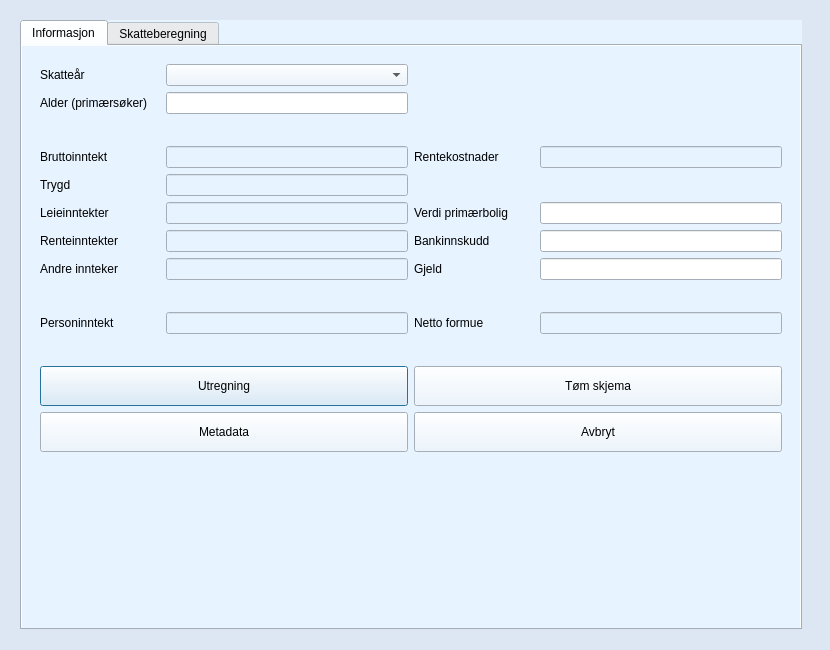
Before: the Qt Designer form source/ui/views/forms/tax_form.ui in seemir/stressa, drawn with Qt 5.
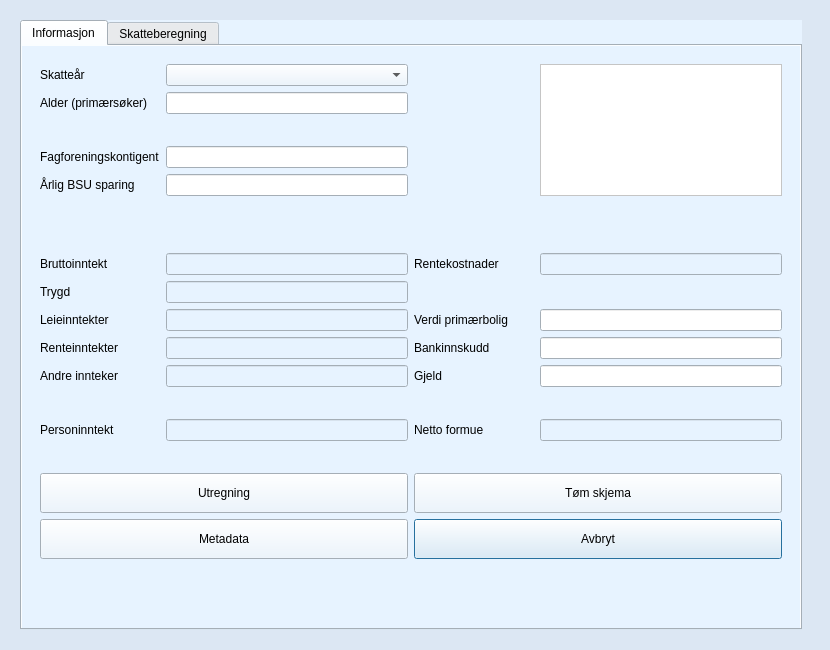
After: the same form once the commit is applied. Icons and pictures are not drawn.

Commit message: Logo added to calculators for references

Patch:
```diff
--- a/source/ui/views/forms/tax_form.ui
+++ b/source/ui/views/forms/tax_form.ui
@@ -898,7 +898,7 @@
         <x>0</x>
         <y>0</y>
         <width>783</width>
-        <height>486</height>
+        <height>546</height>
        </rect>
       </property>
       <property name="palette">
@@ -2590,153 +2590,6 @@
               <enum>QFrame::Raised</enum>
              </property>
              <layout class="QGridLayout" name="gridLayout_3">
-              <item row="6" column="2">
-               <widget class="QLabel" name="label_interest_cost">
-                <property name="text">
-                 <string>Rentekostnader</string>
-                </property>
-               </widget>
-              </item>
-              <item row="4" column="1">
-               <widget class="QLineEdit" name="line_edit_alder">
-                <property name="minimumSize">
-                 <size>
-                  <width>230</width>
-                  <height>20</height>
-                 </size>
-                </property>
-                <property name="clearButtonEnabled">
-                 <bool>true</bool>
-                </property>
-               </widget>
-              </item>
-              <item row="6" column="3">
-               <widget class="QLineEdit" name="line_edit_rentekostnader_total">
-                <property name="enabled">
-                 <bool>false</bool>
-                </property>
-               </widget>
-              </item>
-              <item row="10" column="3">
-               <widget class="QLineEdit" name="line_edit_gjeld">
-                <property name="clearButtonEnabled">
-                 <bool>true</bool>
-                </property>
-               </widget>
-              </item>
-              <item row="9" column="3">
-               <widget class="QLineEdit" name="line_edit_bankinnskudd">
-                <property name="clearButtonEnabled">
-                 <bool>true</bool>
-                </property>
-               </widget>
-              </item>
-              <item row="10" column="2">
-               <widget class="QLabel" name="label_debt">
-                <property name="text">
-                 <string>Gjeld</string>
-                </property>
-               </widget>
-              </item>
-              <item row="16" column="0" colspan="2">
-               <widget class="QPushButton" name="push_button_utregning">
-                <property name="minimumSize">
-                 <size>
-                  <width>0</width>
-                  <height>40</height>
-                 </size>
-                </property>
-                <property name="text">
-                 <string>Utregning</string>
-                </property>
-                <property name="icon">
-                 <iconset resource="../../images/img.qrc">
-                  <normaloff>:/img/show.svg</normaloff>:/img/show.svg</iconset>
-                </property>
-               </widget>
-              </item>
-              <item row="17" column="2" colspan="2">
-               <widget class="QPushButton" name="push_button_avbryt">
-                <property name="minimumSize">
-                 <size>
-                  <width>0</width>
-                  <height>40</height>
-                 </size>
-                </property>
-                <property name="text">
-                 <string>Avbryt</string>
-                </property>
-                <property name="icon">
-                 <iconset resource="../../images/img.qrc">
-                  <normaloff>:/img/cancel.svg</normaloff>:/img/cancel.svg</iconset>
-                </property>
-               </widget>
-              </item>
-              <item row="10" column="1">
-               <widget class="QLineEdit" name="line_edit_andre_inntekter_total">
-                <property name="enabled">
-                 <bool>false</bool>
-                </property>
-               </widget>
-              </item>
-              <item row="17" column="0" colspan="2">
-               <widget class="QPushButton" name="push_button_meta_data">
-                <property name="minimumSize">
-                 <size>
-                  <width>0</width>
-                  <height>40</height>
-                 </size>
-                </property>
-                <property name="text">
-                 <string>Metadata</string>
-                </property>
-                <property name="icon">
-                 <iconset resource="../../images/img.qrc">
-                  <normaloff>:/img/meta.svg</normaloff>:/img/meta.svg</iconset>
-                </property>
-               </widget>
-              </item>
-              <item row="10" column="0">
-               <widget class="QLabel" name="label_other_income">
-                <property name="text">
-                 <string>Andre innteker</string>
-                </property>
-               </widget>
-              </item>
-              <item row="16" column="2" colspan="2">
-               <widget class="QPushButton" name="push_button_tom_skjema">
-                <property name="minimumSize">
-                 <size>
-                  <width>0</width>
-                  <height>40</height>
-                 </size>
-                </property>
-                <property name="text">
-                 <string>Tøm skjema</string>
-                </property>
-                <property name="icon">
-                 <iconset resource="../../images/img.qrc">
-                  <normaloff>:/img/erase.svg</normaloff>:/img/erase.svg</iconset>
-                </property>
-               </widget>
-              </item>
-              <item row="0" column="1">
-               <widget class="QComboBox" name="combo_box_tax_year"/>
-              </item>
-              <item row="7" column="1">
-               <widget class="QLineEdit" name="line_edit_trygde_inntekt_total">
-                <property name="enabled">
-                 <bool>false</bool>
-                </property>
-               </widget>
-              </item>
-              <item row="8" column="1">
-               <widget class="QLineEdit" name="line_edit_leieinntekt_total">
-                <property name="enabled">
-                 <bool>false</bool>
-                </property>
-               </widget>
-              </item>
               <item row="7" column="0">
                <widget class="QLabel" name="label_trydg">
                 <property name="text">
@@ -2744,24 +2597,20 @@
                 </property>
                </widget>
               </item>
-              <item row="8" column="0">
-               <widget class="QLabel" name="label_rent_income">
-                <property name="text">
-                 <string>Leieinntekter</string>
-                </property>
-               </widget>
-              </item>
-              <item row="6" column="1">
-               <widget class="QLineEdit" name="line_edit_brutto_inntekt_total">
+              <item row="7" column="1">
+               <widget class="QLineEdit" name="line_edit_trygde_inntekt_total">
                 <property name="enabled">
                  <bool>false</bool>
                 </property>
                </widget>
               </item>
-              <item row="9" column="1">
-               <widget class="QLineEdit" name="line_edit_renteinntekter_total">
-                <property name="enabled">
-                 <bool>false</bool>
+              <item row="20" column="0" colspan="4">
+               <widget class="QFrame" name="frame_whitespace_1">
+                <property name="frameShape">
+                 <enum>QFrame::NoFrame</enum>
+                </property>
+                <property name="frameShadow">
+                 <enum>QFrame::Raised</enum>
                 </property>
                </widget>
               </item>
@@ -2778,30 +2627,13 @@
                 </property>
                </widget>
               </item>
-              <item row="18" column="0" colspan="4">
-               <widget class="QFrame" name="frame_whitespace_1">
-                <property name="frameShape">
-                 <enum>QFrame::NoFrame</enum>
-                </property>
-                <property name="frameShadow">
-                 <enum>QFrame::Raised</enum>
-                </property>
-               </widget>
-              </item>
-              <item row="4" column="0">
+              <item row="1" column="0">
                <widget class="QLabel" name="label_age">
                 <property name="text">
                  <string>Alder (primærsøker)</string>
                 </property>
                </widget>
               </item>
-              <item row="9" column="0">
-               <widget class="QLabel" name="label_interest_income">
-                <property name="text">
-                 <string>Renteinntekter</string>
-                </property>
-               </widget>
-              </item>
               <item row="6" column="0">
                <widget class="QLabel" name="label_income">
                 <property name="text">
@@ -2809,8 +2641,77 @@
                 </property>
                </widget>
               </item>
-              <item row="8" column="3">
-               <widget class="QLineEdit" name="line_edit_verdi_primarbolig">
+              <item row="6" column="1">
+               <widget class="QLineEdit" name="line_edit_brutto_inntekt_total">
+                <property name="enabled">
+                 <bool>false</bool>
+                </property>
+               </widget>
+              </item>
+              <item row="8" column="1">
+               <widget class="QLineEdit" name="line_edit_leieinntekt_total">
+                <property name="enabled">
+                 <bool>false</bool>
+                </property>
+               </widget>
+              </item>
+              <item row="11" column="0">
+               <widget class="QLabel" name="label_other_income">
+                <property name="text">
+                 <string>Andre innteker</string>
+                </property>
+               </widget>
+              </item>
+              <item row="19" column="2" colspan="2">
+               <widget class="QPushButton" name="push_button_avbryt">
+                <property name="minimumSize">
+                 <size>
+                  <width>0</width>
+                  <height>40</height>
+                 </size>
+                </property>
+                <property name="text">
+                 <string>Avbryt</string>
+                </property>
+                <property name="icon">
+                 <iconset resource="../../images/img.qrc">
+                  <normaloff>:/img/cancel.svg</normaloff>:/img/cancel.svg</iconset>
+                </property>
+               </widget>
+              </item>
+              <item row="18" column="0" colspan="2">
+               <widget class="QPushButton" name="push_button_utregning">
+                <property name="minimumSize">
+                 <size>
+                  <width>0</width>
+                  <height>40</height>
+                 </size>
+                </property>
+                <property name="text">
+                 <string>Utregning</string>
+                </property>
+                <property name="icon">
+                 <iconset resource="../../images/img.qrc">
+                  <normaloff>:/img/show.svg</normaloff>:/img/show.svg</iconset>
+                </property>
+               </widget>
+              </item>
+              <item row="6" column="3">
+               <widget class="QLineEdit" name="line_edit_rentekostnader_total">
+                <property name="enabled">
+                 <bool>false</bool>
+                </property>
+               </widget>
+              </item>
+              <item row="6" column="2">
+               <widget class="QLabel" name="label_interest_cost">
+                <property name="text">
+                 <string>Rentekostnader</string>
+                </property>
+               </widget>
+              </item>
+              <item row="1" column="1">
+               <widget class="QLineEdit" name="line_edit_alder">
                 <property name="minimumSize">
                  <size>
                   <width>230</width>
@@ -2822,74 +2723,72 @@
                 </property>
                </widget>
               </item>
-              <item row="9" column="2">
-               <widget class="QLabel" name="label_bank_deposit">
+              <item row="18" column="2" colspan="2">
+               <widget class="QPushButton" name="push_button_tom_skjema">
+                <property name="minimumSize">
+                 <size>
+                  <width>0</width>
+                  <height>40</height>
+                 </size>
+                </property>
                 <property name="text">
-                 <string>Bankinnskudd</string>
+                 <string>Tøm skjema</string>
                 </property>
+                <property name="icon">
+                 <iconset resource="../../images/img.qrc">
+                  <normaloff>:/img/erase.svg</normaloff>:/img/erase.svg</iconset>
+                </property>
                </widget>
               </item>
-              <item row="8" column="2">
-               <widget class="QLabel" name="label_value_of_real_estate">
+              <item row="0" column="1">
+               <widget class="QComboBox" name="combo_box_tax_year"/>
+              </item>
+              <item row="19" column="0" colspan="2">
+               <widget class="QPushButton" name="push_button_meta_data">
                 <property name="minimumSize">
                  <size>
-                  <width>120</width>
-                  <height>0</height>
+                  <width>0</width>
+                  <height>40</height>
                  </size>
                 </property>
                 <property name="text">
-                 <string>Verdi primærbolig</string>
+                 <string>Metadata</string>
                 </property>
+                <property name="icon">
+                 <iconset resource="../../images/img.qrc">
+                  <normaloff>:/img/meta.svg</normaloff>:/img/meta.svg</iconset>
+                </property>
                </widget>
               </item>
-              <item row="13" column="0">
+              <item row="15" column="0">
                <widget class="QLabel" name="label_personinntekt_total">
                 <property name="text">
                  <string>Personinntekt</string>
                 </property>
                </widget>
               </item>
-              <item row="13" column="1">
+              <item row="15" column="1">
                <widget class="QLineEdit" name="line_edit_personinntekt_total">
                 <property name="enabled">
                  <bool>false</bool>
                 </property>
                </widget>
               </item>
-              <item row="13" column="2">
+              <item row="15" column="3">
+               <widget class="QLineEdit" name="line_edit_netto_formue">
+                <property name="enabled">
+                 <bool>false</bool>
+                </property>
+               </widget>
+              </item>
+              <item row="15" column="2">
                <widget class="QLabel" name="label_total_formue">
                 <property name="text">
                  <string>Netto formue</string>
                 </property>
                </widget>
               </item>
-              <item row="13" column="3">
-               <widget class="QLineEdit" name="line_edit_netto_formue">
-                <property name="enabled">
-                 <bool>false</bool>
-                </property>
-               </widget>
-              </item>
-              <item row="5" column="0" colspan="4">
-               <widget class="QLabel" name="label_whitespace_1">
-                <property name="sizePolicy">
-                 <sizepolicy hsizetype="Preferred" vsizetype="Fixed">
-                  <horstretch>0</horstretch>
-                  <verstretch>0</verstretch>
-                 </sizepolicy>
-                </property>
-                <property name="maximumSize">
-                 <size>
-                  <width>16777215</width>
-                  <height>20</height>
-                 </size>
-                </property>
-                <property name="text">
-                 <string/>
-                </property>
-               </widget>
-              </item>
-              <item row="12" column="0" colspan="4">
+              <item row="14" column="0" colspan="4">
                <widget class="QLabel" name="label_whitespace_2">
                 <property name="sizePolicy">
                  <sizepolicy hsizetype="Preferred" vsizetype="Fixed">
@@ -2900,7 +2799,7 @@
                 <property name="minimumSize">
                  <size>
                   <width>0</width>
-                  <height>0</height>
+                  <height>20</height>
                  </size>
                 </property>
                 <property name="maximumSize">
@@ -2914,7 +2813,7 @@
                 </property>
                </widget>
               </item>
-              <item row="15" column="0" colspan="4">
+              <item row="17" column="0" colspan="4">
                <widget class="QLabel" name="label_whitespace_3">
                 <property name="sizePolicy">
                  <sizepolicy hsizetype="Preferred" vsizetype="Fixed">
@@ -2939,6 +2838,589 @@
                 </property>
                </widget>
               </item>
+              <item row="5" column="0" colspan="4">
+               <widget class="QLabel" name="label_whitespace_6">
+                <property name="minimumSize">
+                 <size>
+                  <width>0</width>
+                  <height>20</height>
+                 </size>
+                </property>
+                <property name="text">
+                 <string/>
+                </property>
+               </widget>
+              </item>
+              <item row="2" column="0" colspan="3">
+               <widget class="QLabel" name="label_whitespace_1">
+                <property name="sizePolicy">
+                 <sizepolicy hsizetype="Preferred" vsizetype="Fixed">
+                  <horstretch>0</horstretch>
+                  <verstretch>0</verstretch>
+                 </sizepolicy>
+                </property>
+                <property name="maximumSize">
+                 <size>
+                  <width>16777215</width>
+                  <height>20</height>
+                 </size>
+                </property>
+                <property name="text">
+                 <string/>
+                </property>
+               </widget>
+              </item>
+              <item row="3" column="0">
+               <widget class="QLabel" name="label_fagforeningskontigent">
+                <property name="text">
+                 <string>Fagforeningskontigent</string>
+                </property>
+               </widget>
+              </item>
+              <item row="4" column="0">
+               <widget class="QLabel" name="label">
+                <property name="text">
+                 <string>Årlig BSU sparing</string>
+                </property>
+               </widget>
+              </item>
+              <item row="3" column="1">
+               <widget class="QLineEdit" name="line_edit_fagforeningskontigent"/>
+              </item>
+              <item row="11" column="2">
+               <widget class="QLabel" name="label_debt">
+                <property name="text">
+                 <string>Gjeld</string>
+                </property>
+               </widget>
+              </item>
+              <item row="4" column="1">
+               <widget class="QLineEdit" name="line_edit_bsu"/>
+              </item>
+              <item row="8" column="2">
+               <widget class="QLabel" name="label_value_of_real_estate">
+                <property name="minimumSize">
+                 <size>
+                  <width>120</width>
+                  <height>0</height>
+                 </size>
+                </property>
+                <property name="text">
+                 <string>Verdi primærbolig</string>
+                </property>
+               </widget>
+              </item>
+              <item row="10" column="2">
+               <widget class="QLabel" name="label_bank_deposit">
+                <property name="text">
+                 <string>Bankinnskudd</string>
+                </property>
+               </widget>
+              </item>
+              <item row="11" column="3">
+               <widget class="QLineEdit" name="line_edit_gjeld">
+                <property name="clearButtonEnabled">
+                 <bool>true</bool>
+                </property>
+               </widget>
+              </item>
+              <item row="10" column="3">
+               <widget class="QLineEdit" name="line_edit_bankinnskudd">
+                <property name="clearButtonEnabled">
+                 <bool>true</bool>
+                </property>
+               </widget>
+              </item>
+              <item row="8" column="3">
+               <widget class="QLineEdit" name="line_edit_verdi_primarbolig">
+                <property name="minimumSize">
+                 <size>
+                  <width>230</width>
+                  <height>20</height>
+                 </size>
+                </property>
+                <property name="clearButtonEnabled">
+                 <bool>true</bool>
+                </property>
+               </widget>
+              </item>
+              <item row="11" column="1">
+               <widget class="QLineEdit" name="line_edit_andre_inntekter_total">
+                <property name="enabled">
+                 <bool>false</bool>
+                </property>
+               </widget>
+              </item>
+              <item row="10" column="1">
+               <widget class="QLineEdit" name="line_edit_renteinntekter_total">
+                <property name="enabled">
+                 <bool>false</bool>
+                </property>
+               </widget>
+              </item>
+              <item row="8" column="0">
+               <widget class="QLabel" name="label_rent_income">
+                <property name="text">
+                 <string>Leieinntekter</string>
+                </property>
+               </widget>
+              </item>
+              <item row="10" column="0">
+               <widget class="QLabel" name="label_interest_income">
+                <property name="text">
+                 <string>Renteinntekter</string>
+                </property>
+               </widget>
+              </item>
+              <item row="0" column="3" rowspan="5">
+               <widget class="QFrame" name="frame_logo">
+                <property name="palette">
+                 <palette>
+                  <active>
+                   <colorrole role="WindowText">
+                    <brush brushstyle="SolidPattern">
+                     <color alpha="255">
+                      <red>0</red>
+                      <green>0</green>
+                      <blue>0</blue>
+                     </color>
+                    </brush>
+                   </colorrole>
+                   <colorrole role="Button">
+                    <brush brushstyle="SolidPattern">
+                     <color alpha="255">
+                      <red>255</red>
+                      <green>255</green>
+                      <blue>255</blue>
+                     </color>
+                    </brush>
+                   </colorrole>
+                   <colorrole role="Light">
+                    <brush brushstyle="SolidPattern">
+                     <color alpha="255">
+                      <red>255</red>
+                      <green>255</green>
+                      <blue>255</blue>
+                     </color>
+                    </brush>
+                   </colorrole>
+                   <colorrole role="Midlight">
+                    <brush brushstyle="SolidPattern">
+                     <color alpha="255">
+                      <red>255</red>
+                      <green>255</green>
+                      <blue>255</blue>
+                     </color>
+                    </brush>
+                   </colorrole>
+                   <colorrole role="Dark">
+                    <brush brushstyle="SolidPattern">
+                     <color alpha="255">
+                      <red>127</red>
+                      <green>127</green>
+                      <blue>127</blue>
+                     </color>
+                    </brush>
+                   </colorrole>
+                   <colorrole role="Mid">
+                    <brush brushstyle="SolidPattern">
+                     <color alpha="255">
+                      <red>170</red>
+                      <green>170</green>
+                      <blue>170</blue>
+                     </color>
+                    </brush>
+                   </colorrole>
+                   <colorrole role="Text">
+                    <brush brushstyle="SolidPattern">
+                     <color alpha="255">
+                      <red>0</red>
+                      <green>0</green>
+                      <blue>0</blue>
+                     </color>
+                    </brush>
+                   </colorrole>
+                   <colorrole role="BrightText">
+                    <brush brushstyle="SolidPattern">
+                     <color alpha="255">
+                      <red>255</red>
+                      <green>255</green>
+                      <blue>255</blue>
+                     </color>
+                    </brush>
+                   </colorrole>
+                   <colorrole role="ButtonText">
+                    <brush brushstyle="SolidPattern">
+                     <color alpha="255">
+                      <red>0</red>
+                      <green>0</green>
+                      <blue>0</blue>
+                     </color>
+                    </brush>
+                   </colorrole>
+                   <colorrole role="Base">
+                    <brush brushstyle="SolidPattern">
+                     <color alpha="255">
+                      <red>255</red>
+                      <green>255</green>
+                      <blue>255</blue>
+                     </color>
+                    </brush>
+                   </colorrole>
+                   <colorrole role="Window">
+                    <brush brushstyle="SolidPattern">
+                     <color alpha="255">
+                      <red>255</red>
+                      <green>255</green>
+                      <blue>255</blue>
+                     </color>
+                    </brush>
+                   </colorrole>
+                   <colorrole role="Shadow">
+                    <brush brushstyle="SolidPattern">
+                     <color alpha="255">
+                      <red>0</red>
+                      <green>0</green>
+                      <blue>0</blue>
+                     </color>
+                    </brush>
+                   </colorrole>
+                   <colorrole role="AlternateBase">
+                    <brush brushstyle="SolidPattern">
+                     <color alpha="255">
+                      <red>255</red>
+                      <green>255</green>
+                      <blue>255</blue>
+                     </color>
+                    </brush>
+                   </colorrole>
+                   <colorrole role="ToolTipBase">
+                    <brush brushstyle="SolidPattern">
+                     <color alpha="255">
+                      <red>255</red>
+                      <green>255</green>
+                      <blue>220</blue>
+                     </color>
+                    </brush>
+                   </colorrole>
+                   <colorrole role="ToolTipText">
+                    <brush brushstyle="SolidPattern">
+                     <color alpha="255">
+                      <red>0</red>
+                      <green>0</green>
+                      <blue>0</blue>
+                     </color>
+                    </brush>
+                   </colorrole>
+                  </active>
+                  <inactive>
+                   <colorrole role="WindowText">
+                    <brush brushstyle="SolidPattern">
+                     <color alpha="255">
+                      <red>0</red>
+                      <green>0</green>
+                      <blue>0</blue>
+                     </color>
+                    </brush>
+                   </colorrole>
+                   <colorrole role="Button">
+                    <brush brushstyle="SolidPattern">
+                     <color alpha="255">
+                      <red>255</red>
+                      <green>255</green>
+                      <blue>255</blue>
+                     </color>
+                    </brush>
+                   </colorrole>
+                   <colorrole role="Light">
+                    <brush brushstyle="SolidPattern">
+                     <color alpha="255">
+                      <red>255</red>
+                      <green>255</green>
+                      <blue>255</blue>
+                     </color>
+                    </brush>
+                   </colorrole>
+                   <colorrole role="Midlight">
+                    <brush brushstyle="SolidPattern">
+                     <color alpha="255">
+                      <red>255</red>
+                      <green>255</green>
+                      <blue>255</blue>
+                     </color>
+                    </brush>
+                   </colorrole>
+                   <colorrole role="Dark">
+                    <brush brushstyle="SolidPattern">
+                     <color alpha="255">
+                      <red>127</red>
+                      <green>127</green>
+                      <blue>127</blue>
+                     </color>
+                    </brush>
+                   </colorrole>
+                   <colorrole role="Mid">
+                    <brush brushstyle="SolidPattern">
+                     <color alpha="255">
+                      <red>170</red>
+                      <green>170</green>
+                      <blue>170</blue>
+                     </color>
+                    </brush>
+                   </colorrole>
+                   <colorrole role="Text">
+                    <brush brushstyle="SolidPattern">
+                     <color alpha="255">
+                      <red>0</red>
+                      <green>0</green>
+                      <blue>0</blue>
+                     </color>
+                    </brush>
+                   </colorrole>
+                   <colorrole role="BrightText">
+                    <brush brushstyle="SolidPattern">
+                     <color alpha="255">
+                      <red>255</red>
+                      <green>255</green>
+                      <blue>255</blue>
+                     </color>
+                    </brush>
+                   </colorrole>
+                   <colorrole role="ButtonText">
+                    <brush brushstyle="SolidPattern">
+                     <color alpha="255">
+                      <red>0</red>
+                      <green>0</green>
+                      <blue>0</blue>
+                     </color>
+                    </brush>
+                   </colorrole>
+                   <colorrole role="Base">
+                    <brush brushstyle="SolidPattern">
+                     <color alpha="255">
+                      <red>255</red>
+                      <green>255</green>
+                      <blue>255</blue>
+                     </color>
+                    </brush>
+                   </colorrole>
+                   <colorrole role="Window">
+                    <brush brushstyle="SolidPattern">
+                     <color alpha="255">
+                      <red>255</red>
+                      <green>255</green>
+                      <blue>255</blue>
+                     </color>
+                    </brush>
+                   </colorrole>
+                   <colorrole role="Shadow">
+                    <brush brushstyle="SolidPattern">
+                     <color alpha="255">
+                      <red>0</red>
+                      <green>0</green>
+                      <blue>0</blue>
+                     </color>
+                    </brush>
+                   </colorrole>
+                   <colorrole role="AlternateBase">
+                    <brush brushstyle="SolidPattern">
+                     <color alpha="255">
+                      <red>255</red>
+                      <green>255</green>
+                      <blue>255</blue>
+                     </color>
+                    </brush>
+                   </colorrole>
+                   <colorrole role="ToolTipBase">
+                    <brush brushstyle="SolidPattern">
+                     <color alpha="255">
+                      <red>255</red>
+                      <green>255</green>
+                      <blue>220</blue>
+                     </color>
+                    </brush>
+                   </colorrole>
+                   <colorrole role="ToolTipText">
+                    <brush brushstyle="SolidPattern">
+                     <color alpha="255">
+                      <red>0</red>
+                      <green>0</green>
+                      <blue>0</blue>
+                     </color>
+                    </brush>
+                   </colorrole>
+                  </inactive>
+                  <disabled>
+                   <colorrole role="WindowText">
+                    <brush brushstyle="SolidPattern">
+                     <color alpha="255">
+                      <red>127</red>
+                      <green>127</green>
+                      <blue>127</blue>
+                     </color>
+                    </brush>
+                   </colorrole>
+                   <colorrole role="Button">
+                    <brush brushstyle="SolidPattern">
+                     <color alpha="255">
+                      <red>255</red>
+                      <green>255</green>
+                      <blue>255</blue>
+                     </color>
+                    </brush>
+                   </colorrole>
+                   <colorrole role="Light">
+                    <brush brushstyle="SolidPattern">
+                     <color alpha="255">
+                      <red>255</red>
+                      <green>255</green>
+                      <blue>255</blue>
+                     </color>
+                    </brush>
+                   </colorrole>
+                   <colorrole role="Midlight">
+                    <brush brushstyle="SolidPattern">
+                     <color alpha="255">
+                      <red>255</red>
+                      <green>255</green>
+                      <blue>255</blue>
+                     </color>
+                    </brush>
+                   </colorrole>
+                   <colorrole role="Dark">
+                    <brush brushstyle="SolidPattern">
+                     <color alpha="255">
+                      <red>127</red>
+                      <green>127</green>
+                      <blue>127</blue>
+                     </color>
+                    </brush>
+                   </colorrole>
+                   <colorrole role="Mid">
+                    <brush brushstyle="SolidPattern">
+                     <color alpha="255">
+                      <red>170</red>
+                      <green>170</green>
+                      <blue>170</blue>
+                     </color>
+                    </brush>
+                   </colorrole>
+                   <colorrole role="Text">
+                    <brush brushstyle="SolidPattern">
+                     <color alpha="255">
+                      <red>127</red>
+                      <green>127</green>
+                      <blue>127</blue>
+                     </color>
+                    </brush>
+                   </colorrole>
+                   <colorrole role="BrightText">
+                    <brush brushstyle="SolidPattern">
+                     <color alpha="255">
+                      <red>255</red>
+                      <green>255</green>
+                      <blue>255</blue>
+                     </color>
+                    </brush>
+                   </colorrole>
+                   <colorrole role="ButtonText">
+                    <brush brushstyle="SolidPattern">
+                     <color alpha="255">
+                      <red>127</red>
+                      <green>127</green>
+                      <blue>127</blue>
+                     </color>
+                    </brush>
+                   </colorrole>
+                   <colorrole role="Base">
+                    <brush brushstyle="SolidPattern">
+                     <color alpha="255">
+                      <red>255</red>
+                      <green>255</green>
+                      <blue>255</blue>
+                     </color>
+                    </brush>
+                   </colorrole>
+                   <colorrole role="Window">
+                    <brush brushstyle="SolidPattern">
+                     <color alpha="255">
+                      <red>255</red>
+                      <green>255</green>
+                      <blue>255</blue>
+                     </color>
+                    </brush>
+                   </colorrole>
+                   <colorrole role="Shadow">
+                    <brush brushstyle="SolidPattern">
+                     <color alpha="255">
+                      <red>0</red>
+                      <green>0</green>
+                      <blue>0</blue>
+                     </color>
+                    </brush>
+                   </colorrole>
+                   <colorrole role="AlternateBase">
+                    <brush brushstyle="SolidPattern">
+                     <color alpha="255">
+                      <red>255</red>
+                      <green>255</green>
+                      <blue>255</blue>
+                     </color>
+                    </brush>
+                   </colorrole>
+                   <colorrole role="ToolTipBase">
+                    <brush brushstyle="SolidPattern">
+                     <color alpha="255">
+                      <red>255</red>
+                      <green>255</green>
+                      <blue>220</blue>
+                     </color>
+                    </brush>
+                   </colorrole>
+                   <colorrole role="ToolTipText">
+                    <brush brushstyle="SolidPattern">
+                     <color alpha="255">
+                      <red>0</red>
+                      <green>0</green>
+                      <blue>0</blue>
+                     </color>
+                    </brush>
+                   </colorrole>
+                  </disabled>
+                 </palette>
+                </property>
+                <property name="autoFillBackground">
+                 <bool>true</bool>
+                </property>
+                <property name="frameShape">
+                 <enum>QFrame::StyledPanel</enum>
+                </property>
+                <property name="frameShadow">
+                 <enum>QFrame::Plain</enum>
+                </property>
+                <layout class="QGridLayout" name="gridLayout">
+                 <item row="0" column="0">
+                  <widget class="QLabel" name="label_logo">
+                   <property name="maximumSize">
+                    <size>
+                     <width>110</width>
+                     <height>110</height>
+                    </size>
+                   </property>
+                   <property name="text">
+                    <string/>
+                   </property>
+                   <property name="pixmap">
+                    <pixmap resource="../../images/img.qrc">:/img/skatteetaten.png</pixmap>
+                   </property>
+                   <property name="scaledContents">
+                    <bool>true</bool>
+                   </property>
+                  </widget>
+                 </item>
+                </layout>
+               </widget>
+              </item>
              </layout>
             </widget>
            </item>
```
Left out of the diff: 3 changed lines with no effect on the pictures. The commit also changes 17 other files.
